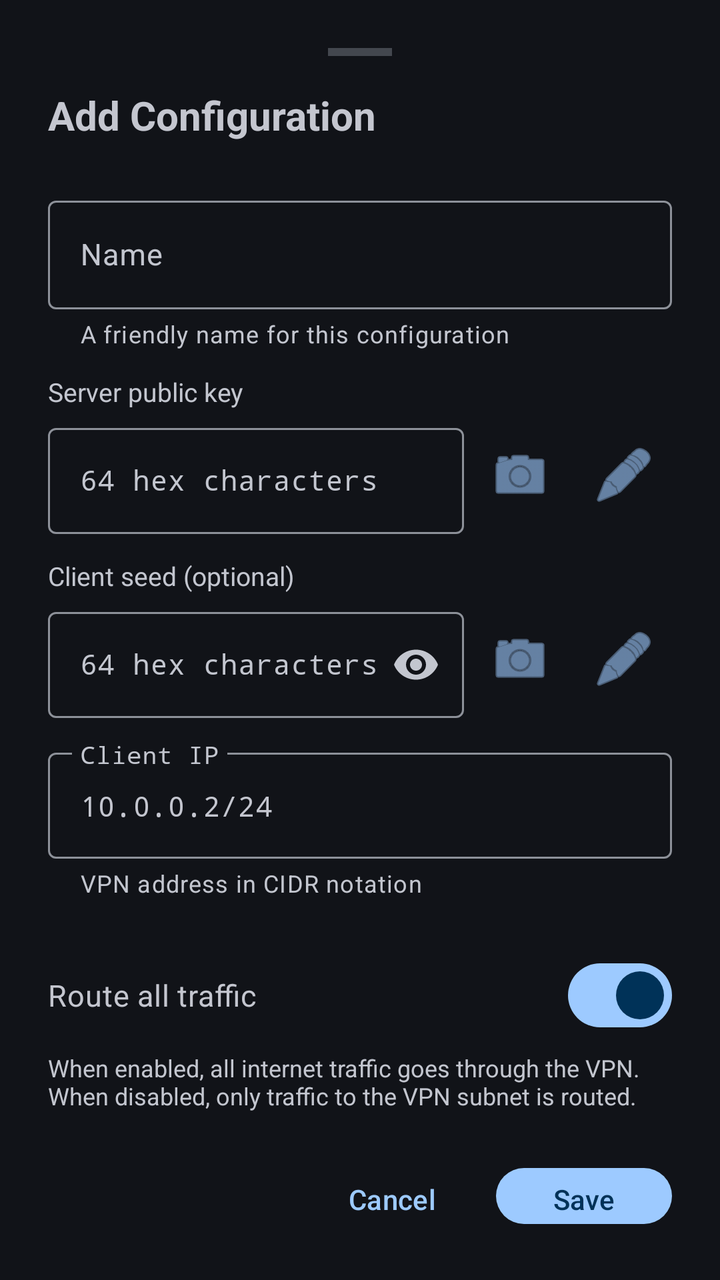
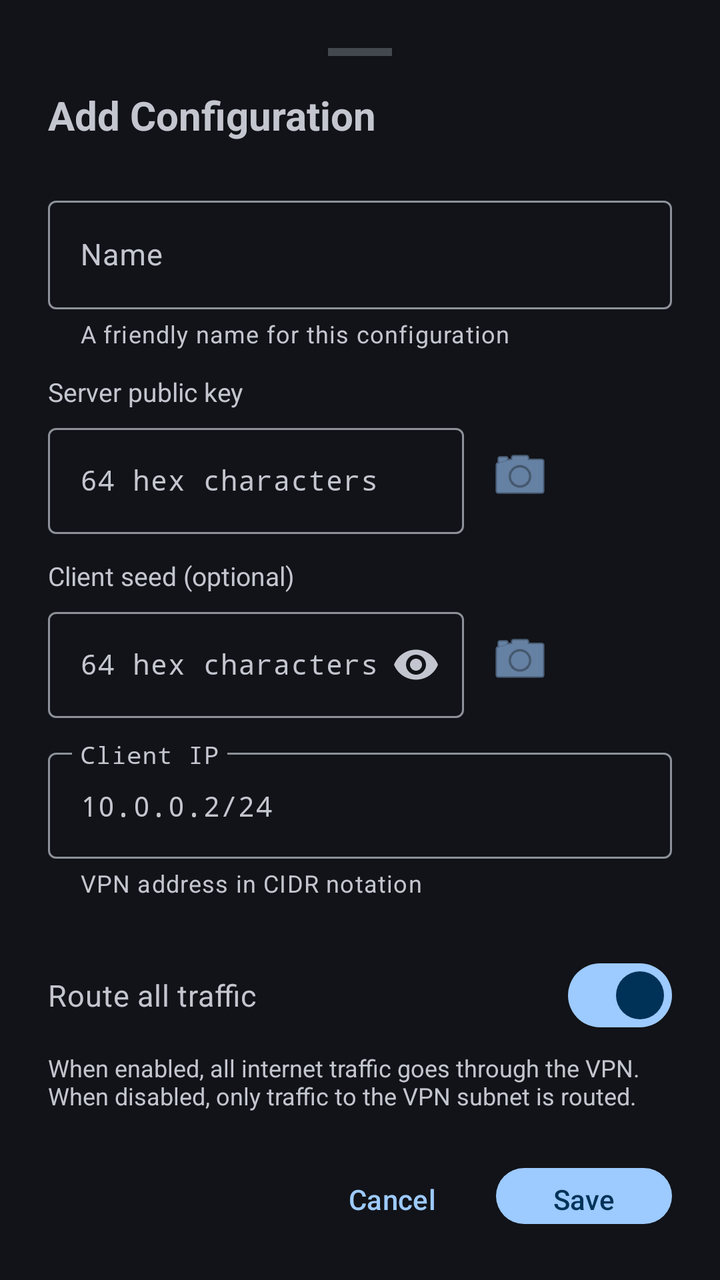

The first picture is an Android layout as it rendered before a commit; the second is the same layout after the commit. The layout source and the unified diff follow.
<!-- AndroidManifest.xml: application theme Theme.Nospoon -->
<!-- res/layout/dialog_config_editor.xml -->
<?xml version="1.0" encoding="utf-8"?>
<LinearLayout
    xmlns:android="http://schemas.android.com/apk/res/android"
    xmlns:app="http://schemas.android.com/apk/res-auto"
    android:layout_width="match_parent"
    android:layout_height="wrap_content"
    android:orientation="vertical"
    android:padding="24dp"
    android:background="@color/md_theme_dark_surface">

    
    <View
        android:layout_width="32dp"
        android:layout_height="4dp"
        android:layout_gravity="center_horizontal"
        android:layout_marginBottom="16dp"
        android:background="@color/md_theme_dark_surfaceVariant" />

    
    <TextView
        android:id="@+id/editorTitle"
        android:layout_width="wrap_content"
        android:layout_height="wrap_content"
        android:text="Add Configuration"
        android:textColor="@color/md_theme_dark_onSurface"
        android:textSize="20sp"
        android:textStyle="bold"
        android:layout_marginBottom="24dp" />

    
    <com.google.android.material.textfield.TextInputLayout
        android:layout_width="match_parent"
        android:layout_height="wrap_content"
        android:hint="Name"
        app:helperText="A friendly name for this configuration"
        app:helperTextEnabled="true"
        style="@style/Widget.Material3.TextInputLayout.OutlinedBox"
        android:layout_marginBottom="12dp">

        <com.google.android.material.textfield.TextInputEditText
            android:id="@+id/inputName"
            android:layout_width="match_parent"
            android:layout_height="wrap_content"
            android:inputType="text"
            android:textSize="15sp" />
    </com.google.android.material.textfield.TextInputLayout>

    
    <TextView
        android:layout_width="wrap_content"
        android:layout_height="wrap_content"
        android:text="Server public key"
        android:textColor="@color/md_theme_dark_onSurfaceVariant"
        android:textSize="13sp"
        android:layout_marginBottom="4dp" />

    <LinearLayout
        android:layout_width="match_parent"
        android:layout_height="wrap_content"
        android:orientation="horizontal"
        android:gravity="center_vertical"
        android:layout_marginBottom="12dp">

        <com.google.android.material.textfield.TextInputLayout
            android:layout_width="0dp"
            android:layout_height="wrap_content"
            android:layout_weight="1"
            android:hint="64 hex characters"
            style="@style/Widget.Material3.TextInputLayout.OutlinedBox">

            <com.google.android.material.textfield.TextInputEditText
                android:id="@+id/inputServerKey"
                android:layout_width="match_parent"
                android:layout_height="wrap_content"
                android:inputType="textNoSuggestions"
                android:fontFamily="monospace"
                android:textSize="14sp"
                android:maxLines="1" />
        </com.google.android.material.textfield.TextInputLayout>

        <ImageButton
            android:id="@+id/btnScanKey"
            android:layout_width="48dp"
            android:layout_height="48dp"
            android:layout_marginStart="4dp"
            android:background="?attr/selectableItemBackgroundBorderless"
            android:src="@android:drawable/ic_menu_camera"
            android:contentDescription="Scan server key"
            app:tint="@color/md_theme_dark_primary" />

        <ImageButton
            android:id="@+id/btnPasteKey"
            android:layout_width="48dp"
            android:layout_height="48dp"
            android:layout_marginStart="4dp"
            android:background="?attr/selectableItemBackgroundBorderless"
            android:src="@android:drawable/ic_menu_edit"
            android:contentDescription="Paste server key"
            app:tint="@color/md_theme_dark_primary" />
    </LinearLayout>

    
    <TextView
        android:layout_width="wrap_content"
        android:layout_height="wrap_content"
        android:text="Client seed (optional)"
        android:textColor="@color/md_theme_dark_onSurfaceVariant"
        android:textSize="13sp"
        android:layout_marginBottom="4dp" />

    <LinearLayout
        android:layout_width="match_parent"
        android:layout_height="wrap_content"
        android:orientation="horizontal"
        android:gravity="center_vertical"
        android:layout_marginBottom="12dp">

        <com.google.android.material.textfield.TextInputLayout
            android:layout_width="0dp"
            android:layout_height="wrap_content"
            android:layout_weight="1"
            android:hint="64 hex characters"
            app:endIconMode="password_toggle"
            style="@style/Widget.Material3.TextInputLayout.OutlinedBox">

            <com.google.android.material.textfield.TextInputEditText
                android:id="@+id/inputSeed"
                android:layout_width="match_parent"
                android:layout_height="wrap_content"
                android:inputType="textPassword"
                android:fontFamily="monospace"
                android:textSize="14sp"
                android:maxLines="1" />
        </com.google.android.material.textfield.TextInputLayout>

        <ImageButton
            android:id="@+id/btnScanSeed"
            android:layout_width="48dp"
            android:layout_height="48dp"
            android:layout_marginStart="4dp"
            android:background="?attr/selectableItemBackgroundBorderless"
            android:src="@android:drawable/ic_menu_camera"
            android:contentDescription="Scan client seed"
            app:tint="@color/md_theme_dark_primary" />

        <ImageButton
            android:id="@+id/btnPasteSeed"
            android:layout_width="48dp"
            android:layout_height="48dp"
            android:layout_marginStart="4dp"
            android:background="?attr/selectableItemBackgroundBorderless"
            android:src="@android:drawable/ic_menu_edit"
            android:contentDescription="Paste client seed"
            app:tint="@color/md_theme_dark_primary" />
    </LinearLayout>

    
    <com.google.android.material.textfield.TextInputLayout
        android:layout_width="match_parent"
        android:layout_height="wrap_content"
        android:hint="Client IP"
        app:helperText="VPN address in CIDR notation"
        app:helperTextEnabled="true"
        style="@style/Widget.Material3.TextInputLayout.OutlinedBox"
        android:layout_marginBottom="24dp">

        <com.google.android.material.textfield.TextInputEditText
            android:id="@+id/inputIp"
            android:layout_width="match_parent"
            android:layout_height="wrap_content"
            android:inputType="textNoSuggestions"
            android:fontFamily="monospace"
            android:text="10.0.0.2/24"
            android:textSize="14sp"
            android:maxLines="1" />
    </com.google.android.material.textfield.TextInputLayout>

    
    <com.google.android.material.materialswitch.MaterialSwitch
        android:id="@+id/switchFullTunnel"
        android:layout_width="match_parent"
        android:layout_height="wrap_content"
        android:text="Route all traffic"
        android:textColor="@color/md_theme_dark_onSurface"
        android:textSize="15sp"
        android:checked="true"
        android:layout_marginBottom="4dp" />

    <TextView
        android:layout_width="match_parent"
        android:layout_height="wrap_content"
        android:text="When enabled, all internet traffic goes through the VPN. When disabled, only traffic to the VPN subnet is routed."
        android:textColor="@color/md_theme_dark_onSurfaceVariant"
        android:textSize="12sp"
        android:layout_marginBottom="24dp" />

    
    <LinearLayout
        android:layout_width="match_parent"
        android:layout_height="wrap_content"
        android:orientation="horizontal"
        android:gravity="end">

        <com.google.android.material.button.MaterialButton
            android:id="@+id/btnDelete"
            android:layout_width="wrap_content"
            android:layout_height="wrap_content"
            android:text="Delete"
            android:textColor="@color/status_error"
            style="@style/Widget.Material3.Button.TextButton"
            android:layout_marginEnd="8dp"
            android:visibility="gone" />

        <View
            android:layout_width="0dp"
            android:layout_height="0dp"
            android:layout_weight="1" />

        <com.google.android.material.button.MaterialButton
            android:id="@+id/btnCancel"
            android:layout_width="wrap_content"
            android:layout_height="wrap_content"
            android:text="Cancel"
            style="@style/Widget.Material3.Button.TextButton"
            android:layout_marginEnd="8dp" />

        <com.google.android.material.button.MaterialButton
            android:id="@+id/btnSave"
            android:layout_width="wrap_content"
            android:layout_height="wrap_content"
            android:text="Save"
            style="@style/Widget.Material3.Button" />
    </LinearLayout>

</LinearLayout>
<!-- resources referenced by this layout -->
<resources>
  <color name="md_theme_dark_onSurface">#C4C6CF</color>
  <color name="md_theme_dark_onSurfaceVariant">#C3C6CF</color>
  <color name="md_theme_dark_primary">#9DCAFF</color>
  <color name="md_theme_dark_surface">#111318</color>
  <color name="md_theme_dark_surfaceVariant">#43474E</color>
  <color name="status_error">#F44336</color>
  <style name="Theme.Nospoon" parent="Theme.Material3.DayNight.NoActionBar">
          <item name="colorPrimary">@color/md_theme_dark_primary</item>
          <item name="colorOnPrimary">@color/md_theme_dark_onPrimary</item>
          <item name="colorPrimaryContainer">@color/md_theme_dark_primaryContainer</item>
          <item name="colorOnPrimaryContainer">@color/md_theme_dark_onPrimaryContainer</item>
          <item name="colorSecondary">@color/md_theme_dark_secondary</item>
          <item name="colorOnSecondary">@color/md_theme_dark_onSecondary</item>
          <item name="colorSecondaryContainer">@color/md_theme_dark_secondaryContainer</item>
          <item name="colorOnSecondaryContainer">@color/md_theme_dark_onSecondaryContainer</item>
          <item name="colorSurface">@color/md_theme_dark_surface</item>
          <item name="colorOnSurface">@color/md_theme_dark_onSurface</item>
          <item name="colorSurfaceVariant">@color/md_theme_dark_surfaceVariant</item>
          <item name="colorOnSurfaceVariant">@color/md_theme_dark_onSurfaceVariant</item>
          <item name="colorOutline">@color/md_theme_dark_outline</item>
      </style>
  <color name="md_theme_dark_onPrimary">#003258</color>
  <color name="md_theme_dark_primaryContainer">#00497D</color>
  <color name="md_theme_dark_onPrimaryContainer">#D1E4FF</color>
  <color name="md_theme_dark_secondary">#BDC7DC</color>
  <color name="md_theme_dark_onSecondary">#283141</color>
  <color name="md_theme_dark_secondaryContainer">#3E4758</color>
  <color name="md_theme_dark_onSecondaryContainer">#DAE2F9</color>
  <color name="md_theme_dark_outline">#8D9199</color>
</resources>

<!-- the commit's change to res/layout/dialog_config_editor.xml (unified diff, before → after) -->
@@ -94,8 +94,8 @@
             android:layout_height="48dp"
             android:layout_marginStart="4dp"
             android:background="?attr/selectableItemBackgroundBorderless"
-            android:src="@android:drawable/ic_menu_edit"
-            android:contentDescription="Paste server key"
+            android:src="@drawable/ic_paste"
+            android:contentDescription="Paste"
             app:tint="@color/md_theme_dark_primary" />
     </LinearLayout>
 
@@ -149,8 +149,8 @@
             android:layout_height="48dp"
             android:layout_marginStart="4dp"
             android:background="?attr/selectableItemBackgroundBorderless"
-            android:src="@android:drawable/ic_menu_edit"
-            android:contentDescription="Paste client seed"
+            android:src="@drawable/ic_paste"
+            android:contentDescription="Paste"
             app:tint="@color/md_theme_dark_primary" />
     </LinearLayout>
 
